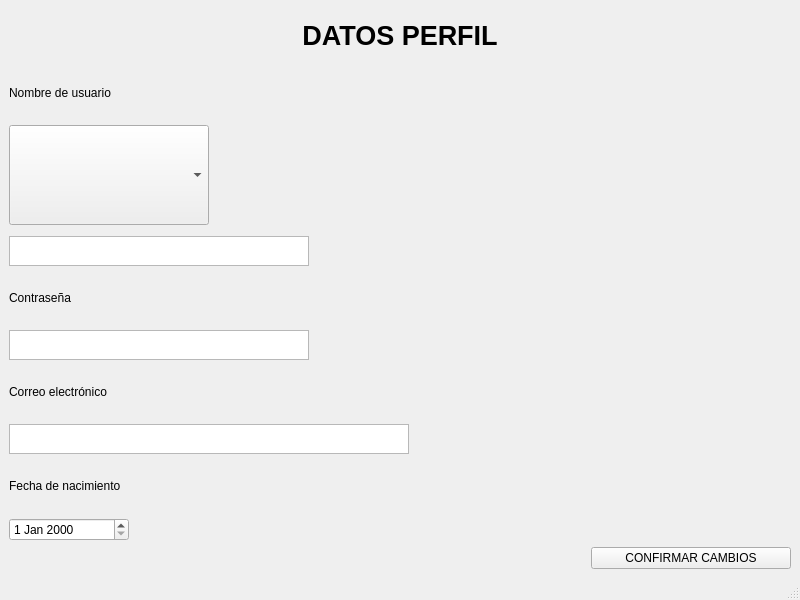
The window that mapa/perfil.ui (jorgecanut/mapaIHM) describes before a commit, drawn with Qt 5.
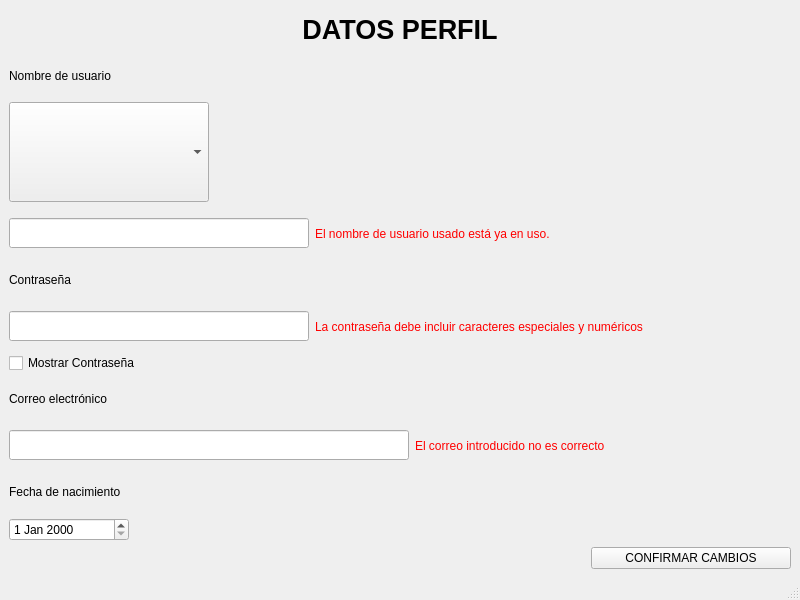
The same window after the commit.

Commit message: Perfil y base de datos añadida

```diff
--- a/mapa/perfil.ui
+++ b/mapa/perfil.ui
@@ -92,7 +92,15 @@
      </spacer>
     </item>
     <item>
-     <widget class="QTextEdit" name="textEdit">
+     <layout class="QHBoxLayout" name="horizontalLayout">
+      <item>
+       <widget class="QLineEdit" name="leNombreUsuario">
+        <property name="minimumSize">
+         <size>
+          <width>300</width>
+          <height>0</height>
+         </size>
+        </property>
       <property name="maximumSize">
        <size>
         <width>300</width>
@@ -100,6 +108,46 @@
        </size>
       </property>
      </widget>
+      </item>
+      <item>
+       <widget class="QLabel" name="lErrorNombreUsuario">
+        <property name="minimumSize">
+         <size>
+          <width>400</width>
+          <height>0</height>
+         </size>
+        </property>
+        <property name="maximumSize">
+         <size>
+          <width>600</width>
+          <height>16777215</height>
+         </size>
+        </property>
+        <property name="styleSheet">
+         <string notr="true">color:red</string>
+        </property>
+        <property name="text">
+         <string>El nombre de usuario usado está ya en uso.</string>
+        </property>
+       </widget>
+      </item>
+      <item>
+       <spacer name="horizontalSpacer">
+        <property name="orientation">
+         <enum>Qt::Orientation::Horizontal</enum>
+        </property>
+        <property name="sizeType">
+         <enum>QSizePolicy::Policy::Expanding</enum>
+        </property>
+        <property name="sizeHint" stdset="0">
+         <size>
+          <width>30</width>
+          <height>20</height>
+         </size>
+        </property>
+       </spacer>
+      </item>
+     </layout>
     </item>
     <item>
      <widget class="QLabel" name="label_3">
@@ -109,12 +157,55 @@
      </widget>
     </item>
     <item>
-     <widget class="QTextEdit" name="textEdit_2">
+     <layout class="QHBoxLayout" name="horizontalLayout_2">
+      <item>
+       <widget class="QLineEdit" name="leContrasea">
+        <property name="minimumSize">
+         <size>
+          <width>300</width>
+          <height>0</height>
+         </size>
+        </property>
       <property name="maximumSize">
        <size>
         <width>300</width>
         <height>30</height>
        </size>
+        </property>
+       </widget>
+      </item>
+      <item>
+       <widget class="QLabel" name="lErrorContrasea">
+        <property name="styleSheet">
+         <string notr="true">color:red</string>
+        </property>
+        <property name="text">
+         <string>La contraseña debe incluir caracteres especiales y numéricos</string>
+        </property>
+       </widget>
+      </item>
+      <item>
+       <spacer name="horizontalSpacer_2">
+        <property name="orientation">
+         <enum>Qt::Orientation::Horizontal</enum>
+        </property>
+        <property name="sizeType">
+         <enum>QSizePolicy::Policy::Expanding</enum>
+        </property>
+        <property name="sizeHint" stdset="0">
+         <size>
+          <width>40</width>
+          <height>20</height>
+         </size>
+        </property>
+       </spacer>
+      </item>
+     </layout>
+    </item>
+    <item>
+     <widget class="QCheckBox" name="cMostrarContrasea">
+      <property name="text">
+       <string>Mostrar Contraseña</string>
       </property>
      </widget>
     </item>
@@ -126,7 +217,15 @@
      </widget>
     </item>
     <item>
-     <widget class="QTextEdit" name="textEdit_3">
+     <layout class="QHBoxLayout" name="horizontalLayout_3">
+      <item>
+       <widget class="QLineEdit" name="leCorreo">
+        <property name="minimumSize">
+         <size>
+          <width>400</width>
+          <height>0</height>
+         </size>
+        </property>
       <property name="maximumSize">
        <size>
         <width>400</width>
@@ -134,6 +233,34 @@
        </size>
       </property>
      </widget>
+      </item>
+      <item>
+       <widget class="QLabel" name="lErrorCorreo">
+        <property name="enabled">
+         <bool>true</bool>
+        </property>
+        <property name="styleSheet">
+         <string notr="true">color:red</string>
+        </property>
+        <property name="text">
+         <string>El correo introducido no es correcto</string>
+        </property>
+       </widget>
+      </item>
+      <item>
+       <spacer name="horizontalSpacer_3">
+        <property name="orientation">
+         <enum>Qt::Orientation::Horizontal</enum>
+        </property>
+        <property name="sizeHint" stdset="0">
+         <size>
+          <width>40</width>
+          <height>20</height>
+         </size>
+        </property>
+       </spacer>
+      </item>
+     </layout>
     </item>
     <item>
      <widget class="QLabel" name="label_5">
```
Left out of the diff: 6 changed lines with no effect on the pictures. Lines whose indentation alone changed are shown as unchanged. The commit also changes 4 other files.
